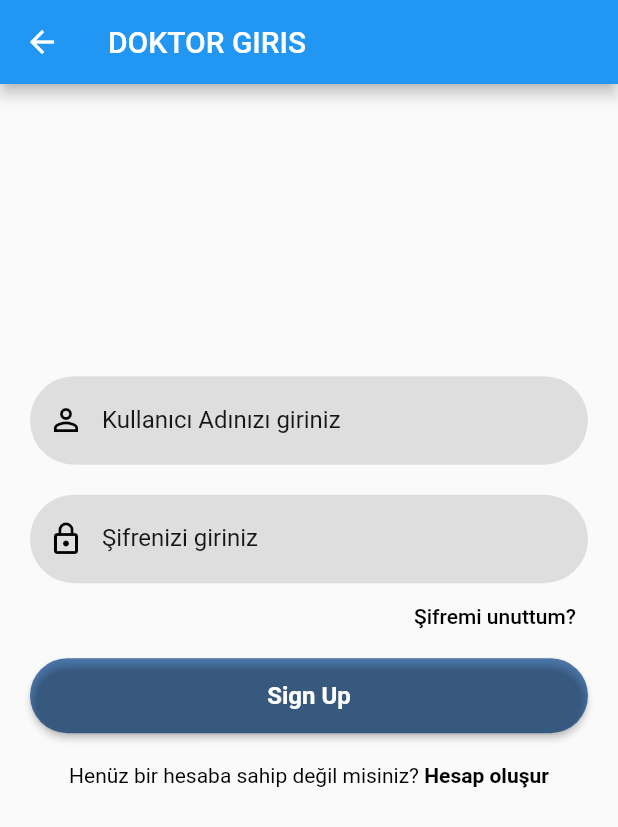
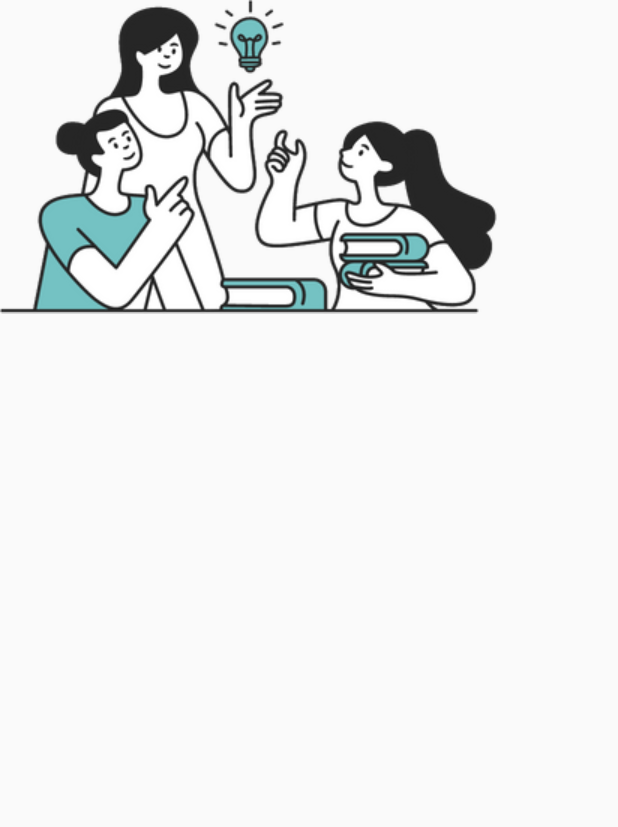
Before and after one commit to Ueliaz/mentallance, a Flutter app: the Doctor_singIn screen opened directly, after a tap on "Şifremi unuttum?", on a phone screen of 412 x 824 dp. Shown: the top 827 px of the screen. Run offline on Flutter 3.47's test engine with Material 2 defaults, Android fonts, the phone set to English and light mode, and no system bars; our stand-ins replace cloud_firestore, firebase_auth, firebase_core, logger; accounts and stored records are empty.

Commit message:
Sifremi unuttum sayfasi baslangic

```diff
--- a/lib/components/assets.dart
+++ b/lib/components/assets.dart
@@ -1 +1,2 @@
 const logo = 'assets/logo.png';
+const forgotimg= 'assets/forgot.png';
--- a/lib/services/doctor_auth_service.dart
+++ b/lib/services/doctor_auth_service.dart
@@ -8,6 +8,8 @@ import 'package:mentallance/components/reusable_widgets/reusable_button.dart';
 import 'package:mentallance/components/reusable_widgets/reusable_text_field.dart';
 import 'package:mentallance/logger.dart';
 import 'package:mentallance/theme/app_theme.dart';
+
+import '../view/Authentication/forgot_password.dart';
 
 part 'package:mentallance/view/Authentication/doctor_authentication/doctor_singin.dart';
 part 'package:mentallance/view/Authentication/doctor_authentication/doctor_singup.dart';
--- a/lib/view/Authentication/doctor_authentication/doctor_singin.dart
+++ b/lib/view/Authentication/doctor_authentication/doctor_singin.dart
@@ -55,7 +55,7 @@ class _Doctor_singInState extends State<Doctor_singIn> {
               forgetPassword(context),
               // docSingIn(context, _emailTextController, _passwordTextController),
               // ! firebase Auth
-              reusableButton(context, "Sign Up", colorCollection[1], (){
+              reusableButton(context, "Sign İn", colorCollection[1], (){
                 docSingin(_emailTextController, _passwordTextController);
               }),
               signUpOption()
@@ -100,7 +100,9 @@ class _Doctor_singInState extends State<Doctor_singIn> {
             style: TextStyle(color: Colors.black),
             textAlign: TextAlign.right,
           ),
-          onPressed: () {}),
+          onPressed: () {
+            Navigator.push(context, MaterialPageRoute(builder: (context) => ForgotPassword()));
+          }),
     );
   }
 }
--- /dev/null
+++ b/lib/view/Authentication/forgot_password.dart
@@ -0,0 +1,22 @@
+import 'package:flutter/material.dart';
+import 'package:mentallance/components/assets.dart';
+
+
+
+
+class ForgotPassword extends StatefulWidget {
+  const ForgotPassword({super.key});
+
+  @override
+  State<ForgotPassword> createState() => _ForgotPasswordState();
+}
+
+class _ForgotPasswordState extends State<ForgotPassword> {
+  @override
+  Widget build(BuildContext context) {
+    return Scaffold(body: Column(children: [
+      Image.asset(forgotimg)
+
+    ]),);
+  }
+}
```
Also changed, not shown: assets/forgot.png (added), lib/view/Authentication/forgot_assword.dart (deleted).
